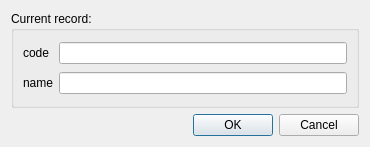
This is positionNewRecordDialog.ui in TatianaLebedik/design-bureau-database-manager as Qt 5 draws it before an edit. The edited form follows.
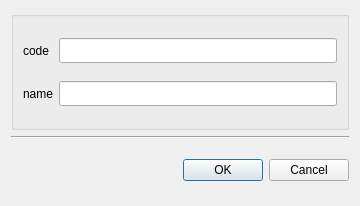
This is the edited form. Icons and pictures are not drawn.

The edit to the form file:
```diff
--- a/positionNewRecordDialog.ui
+++ b/positionNewRecordDialog.ui
@@ -6,18 +6,62 @@
    <rect>
     <x>0</x>
     <y>0</y>
-    <width>370</width>
-    <height>147</height>
+    <width>360</width>
+    <height>206</height>
    </rect>
   </property>
+  <property name="minimumSize">
+   <size>
+    <width>360</width>
+    <height>206</height>
+   </size>
+  </property>
+  <property name="maximumSize">
+   <size>
+    <width>360</width>
+    <height>206</height>
+   </size>
+  </property>
   <property name="windowTitle">
    <string>Dialog</string>
   </property>
   <layout class="QGridLayout" name="gridLayout">
-   <item row="0" column="0">
+   <item row="2" column="1">
+    <widget class="QDialogButtonBox" name="buttonBox">
+     <property name="orientation">
+      <enum>Qt::Horizontal</enum>
+     </property>
+     <property name="standardButtons">
+      <set>QDialogButtonBox::Cancel|QDialogButtonBox::Ok</set>
+     </property>
+    </widget>
+   </item>
+   <item row="2" column="0">
+    <widget class="QLabel" name="label">
+     <property name="minimumSize">
+      <size>
+       <width>50</width>
+       <height>50</height>
+      </size>
+     </property>
+     <property name="maximumSize">
+      <size>
+       <width>50</width>
+       <height>50</height>
+      </size>
+     </property>
+     <property name="styleSheet">
+      <string notr="true">image: url(:/rec/img/icons8-profiles-50.png);</string>
+     </property>
+     <property name="text">
+      <string/>
+     </property>
+    </widget>
+   </item>
+   <item row="0" column="0" colspan="2">
     <widget class="QGroupBox" name="groupBox_6">
      <property name="title">
-      <string>Current record:</string>
+      <string/>
      </property>
      <layout class="QGridLayout" name="gridLayout_13">
       <item row="0" column="0">
@@ -29,6 +73,11 @@
       </item>
       <item row="0" column="1">
        <widget class="QLineEdit" name="position_code_lineEdit">
+        <property name="font">
+         <font>
+          <family>Tibetan Machine Uni</family>
+         </font>
+        </property>
         <property name="maxLength">
          <number>6</number>
         </property>
@@ -43,6 +92,11 @@
       </item>
       <item row="1" column="1">
        <widget class="QLineEdit" name="position_name_lineEdit">
+        <property name="font">
+         <font>
+          <family>Tibetan Machine Uni</family>
+         </font>
+        </property>
         <property name="maxLength">
          <number>20</number>
         </property>
@@ -51,14 +105,11 @@
      </layout>
     </widget>
    </item>
-   <item row="1" column="0">
-    <widget class="QDialogButtonBox" name="buttonBox">
+   <item row="1" column="0" colspan="2">
+    <widget class="Line" name="line">
      <property name="orientation">
       <enum>Qt::Horizontal</enum>
      </property>
-     <property name="standardButtons">
-      <set>QDialogButtonBox::Cancel|QDialogButtonBox::Ok</set>
-     </property>
     </widget>
    </item>
   </layout>
```
Left out of the diff: 2 changed lines with no effect on the pictures.
